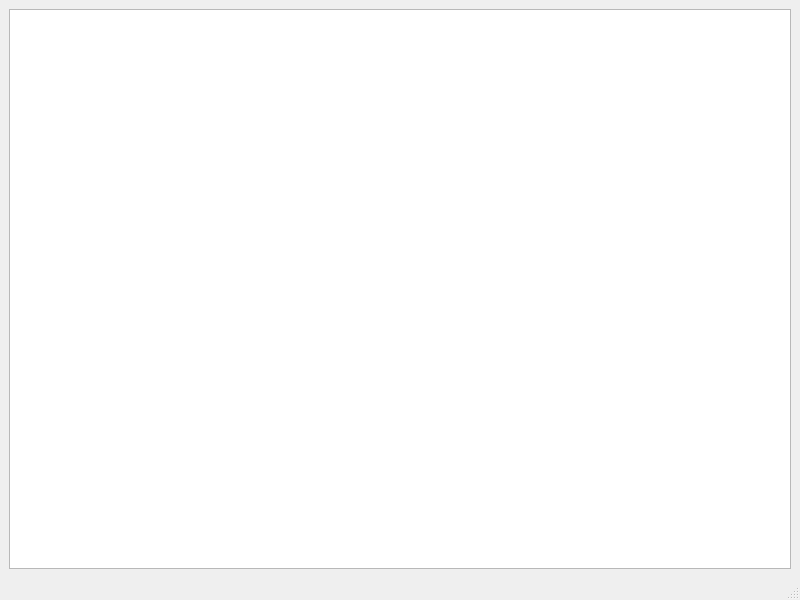
This is MoleQueue/mainwindow.ui in OpenChemistry/molequeue as Qt 5 draws it before an edit. The edited form follows.
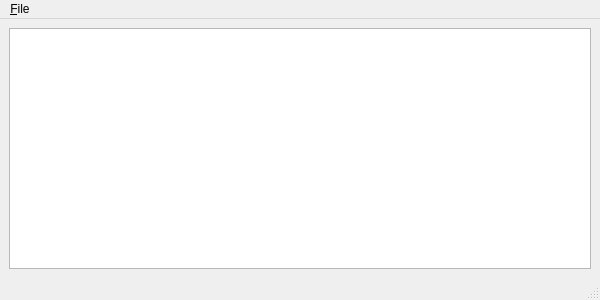
This is the edited form. Custom widgets are drawn as their Qt base class.

Patch:
```diff
--- a/MoleQueue/mainwindow.ui
+++ b/MoleQueue/mainwindow.ui
@@ -6,8 +6,8 @@
    <rect>
     <x>0</x>
     <y>0</y>
-    <width>800</width>
-    <height>600</height>
+    <width>600</width>
+    <height>300</height>
    </rect>
   </property>
   <property name="windowTitle">
@@ -25,10 +25,19 @@
     <rect>
      <x>0</x>
      <y>0</y>
-     <width>800</width>
-     <height>21</height>
+     <width>600</width>
+     <height>25</height>
     </rect>
    </property>
+   <widget class="QMenu" name="fileMenu">
+    <property name="title">
+     <string>&amp;File</string>
+    </property>
+    <addaction name="actionTest"/>
+    <addaction name="actionMove"/>
+    <addaction name="actionQuit"/>
+   </widget>
+   <addaction name="fileMenu"/>
   </widget>
   <widget class="QStatusBar" name="statusbar"/>
   <action name="action_Open">
```
Left out of the diff: 32 changed lines with no effect on the pictures.
